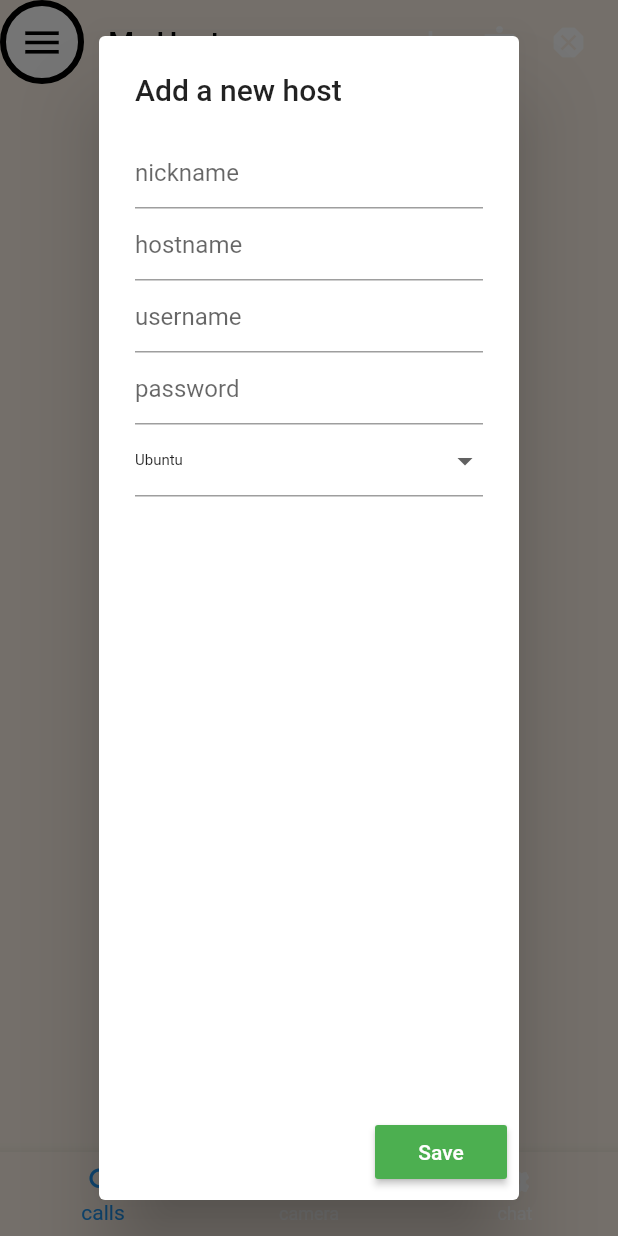
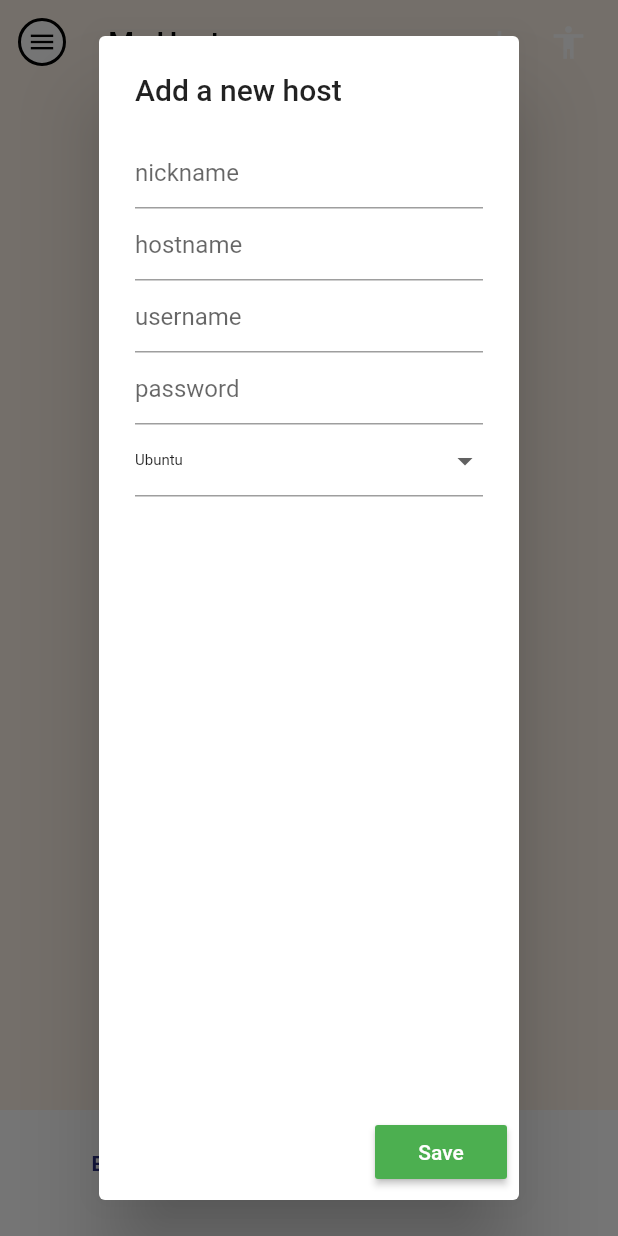
Before and after one commit to ThomasVuNguyen/comfySpace, a Flutter app: the screen it shows after launch, after a tap on the "add" icon, on a phone screen of 412 x 824 dp. Run offline on Flutter 3.47's test engine with Material 2 defaults, Android fonts, the phone set to English and light mode, and no system bars; drawn by our look-alikes of flashy_tab_bar2; our stand-ins replace animated_notch_bottom_bar, shared_preferences; missing offline and left inert: authui, dart:ffi, dartssh2, virtual_keyboard_multi_language, xterm; accounts and stored records are empty.

Commit message:
UI rehaul 1
Moving + button from appbar to bottomnavigationbar

Used flashyappbar theme
Created separate function + listener for a more responsive experience (memory usage to be monitored)

It was a hard 3 hours (should have stayed on that Udemy course)

```diff
--- a/lib/main.dart
+++ b/lib/main.dart
@@ -9,13 +9,16 @@ import 'package:virtual_keyboard_multi_language/virtual_keyboard_multi_language.
 import 'package:flutter/cupertino.dart';
 import 'package:xterm/xterm.dart';
 import 'package:shared_preferences/shared_preferences.dart';
-import 'package:string_to_color/string_to_color.dart';
+import 'package:flashy_tab_bar2/flashy_tab_bar2.dart';
+import 'package:animated_notch_bottom_bar/animated_notch_bottom_bar/animated_notch_bottom_bar.dart';
 String? nickname;
 String? hostname;
 int port = 22;
 String? username;
 String? password;
 String? color;
+int _selectedIndex = 0;
+ValueNotifier<int> reloadState = ValueNotifier(0);
 Color? currentColor; String? currentColorString;
 const bgcolor = Color(0xffFCF3E6);
 const borderColor = Colors.black;
@@ -72,26 +75,23 @@ class _WelcomePage extends State<Welcome>{
         //backgroundColor: bgcolor,
         leading: Material(
           type: MaterialType.transparency,
+          child: Padding(
+              padding: EdgeInsets.all(12.0),
               child: Ink(
                 decoration: BoxDecoration(
-              border: Border.all(color: borderColor, width: 4.0 ),
+                  border: Border.all(color: borderColor, width: 2.0 ),
                   color: cardColor,
                   shape: BoxShape.circle,
                 ),
                 child: InkWell(
-              borderRadius: BorderRadius.circular(1000.0),
+                  borderRadius: BorderRadius.circular(00.0),
                   child: const Padding(
                     padding: EdgeInsets.all(0.0),
                     child: Icon(
                       Icons.menu,
-                  size: 30.0,
+                      size: 20.0,
                       color: Colors.black,
-                ),
-              ),
-            ),
-          )
-
-        ),
+                    ),),),),),),
         actionsIconTheme: const IconThemeData(
           size: 30.0,
           color: Colors.white,
@@ -166,23 +166,12 @@ class _WelcomePage extends State<Welcome>{
                             newHost(hostname!);
                             newUser(username!);
                             newPass(password!);
-                            //distro?.add(currentDistro!);
-                            //print(distro);
-                            print(currentDistro);
                             newDistro(currentDistro!);
-                            print("distro list is" + distroList.toString());
-                            print("new name list is " + nameList.toString());
                             setState(() {
                             });
                             Navigator.pop(context);
                             currentDistro=colorMap.keys.first;
-                          }
-                      )
-                    ],
-                  );
-                });
-
-              },
+                          })],);});},
               child: const Icon(
                 Icons.add,
                 size: 26.0,
@@ -201,17 +190,6 @@ class _WelcomePage extends State<Welcome>{
                     size: 26.0,
                   )
               )),
-          Padding(padding: const EdgeInsets.only(right:20),
-              child: GestureDetector(
-                  onTap:(){ //clear all data
-                    setState(() {
-                    });
-                  },
-                  child: const Icon(
-                    Icons.dangerous,
-                    size: 26.0,
-                  )
-              ))
         ]
       ),
       body: ListView(
@@ -240,19 +218,42 @@ class _WelcomePage extends State<Welcome>{
           ),
         )),
       ),
-      bottomNavigationBar: BottomNavigationBar(
-        selectedItemColor: Colors.blue,
-        unselectedItemColor: Colors.white,
-        backgroundColor: bgcolor,
-        items:  const <BottomNavigationBarItem>[
-          BottomNavigationBarItem(icon: Icon(Icons.search), label: 'calls',),
-          BottomNavigationBarItem(icon: Icon(Icons.add), label: 'camera',),
-          BottomNavigationBarItem(icon: Icon(Icons.settings), label: 'chat',),
+      bottomNavigationBar: FlashyTabBar(
+        animationCurve: Curves.linear,
+        selectedIndex: _selectedIndex,
+        iconSize: 30,
+        showElevation: false, // use this to remove appBar's elevation
+        onItemSelected: (index){
+
+          infoBox(index, context);
+          print("wait finished");
+          reloadState.addListener(() => setState(() {
+          }));
+          reloadState.value = 0;
+        },
+        items: [
+          FlashyTabBarItem(
+            icon: Icon(Icons.event),
+            title: Text('Events'),
+          ),
+          FlashyTabBarItem(
+            icon: Image.asset(
+              "assets/homeIcon.png",
+              color: Color(0xff9496c1),
+              width: 30,
+            ),
+            title: Text('Home'),
+          ),
+          FlashyTabBarItem(
+            icon: Icon(Icons.search),
+            title: Text('Search'),
+          ),
         ],
       ),
     );
   }
 }
+
 class _TerminalPage extends State<Term> {
   late final terminal = Terminal(inputHandler: defaultInputHandler);
 
@@ -334,7 +335,6 @@ newName(String name) async{
   nameList = prefs.getStringList("listName")!;
   //print("new name"); print(nameList!);
 }
-
 newHost(String name) async{
   SharedPreferences prefs = await SharedPreferences.getInstance();
   List<String> oldHostList = prefs.getStringList("listHost")!;
@@ -343,7 +343,6 @@ newHost(String name) async{
   hostList = prefs.getStringList("listHost")!;
   //print("new host"); print(hostList!);
 }
-
 newUser(String name) async{
   SharedPreferences prefs = await SharedPreferences.getInstance();
   List<String> oldUserList = prefs.getStringList("listUser")!;
@@ -352,7 +351,6 @@ newUser(String name) async{
   userList = prefs.getStringList("listUser")!;
   //print("new user"); print(userList!);
 }
-
 newPass(String name) async{
   SharedPreferences prefs = await SharedPreferences.getInstance();
   List<String> oldPassList = prefs.getStringList("listPass")!;
@@ -361,17 +359,16 @@ newPass(String name) async{
   passList = prefs.getStringList("listPass")!;
   //print("new pass"); print(passList!);
 }
-
 newDistro(String name) async{
 
   SharedPreferences prefs = await SharedPreferences.getInstance();
   List<String> oldDistroList = prefs.getStringList("listDistro")!;
-  print("oldDistroList is " + oldDistroList.toString());
+  //print("oldDistroList is " + oldDistroList.toString());
   oldDistroList.add(name);
   prefs.setStringList("listDistro", oldDistroList);
   distroList = prefs.getStringList("listDistro")!;
-  print("new distroList is "+ distroList.toString());
-  print("new distro " + name + "added");
+  //print("new distroList is "+ distroList.toString());
+  //print("new distro " + name + "added");
 }
 clearData() async {
   SharedPreferences prefs = await SharedPreferences.getInstance();
@@ -420,6 +417,69 @@ removeItem(int index) async{
   print("new list");
   print(tempName);
 }
+infoBox(int count, BuildContext context) async{
+  if(count == 1) {
+    showDialog(
+        context: context,
+        builder: (context) => AlertDialog(
+          title: Text("Add a new host"),
+          content: Column(
+            children: [
+              TextField( onChanged: (name1){
+                nickname = name1;},
+                decoration: const InputDecoration(hintText: "nickname"), textInputAction: TextInputAction.next,
+              ),
+              TextField( onChanged: (host1){
+                hostname = host1;},
+                decoration: const InputDecoration(hintText: "hostname"), textInputAction: TextInputAction.next,
+              ),
+              TextField( onChanged: (user1){
+                username = user1;},
+                decoration: const InputDecoration(hintText: "username"), textInputAction: TextInputAction.next,
+              ),
+              TextField( onChanged: (pass1){
+                password = pass1;},
+                decoration: const InputDecoration(hintText: "password"), textInputAction: TextInputAction.next,
+              ),
+              DropdownButtonFormField<String> (
+                value: colorMap.keys.toList()![0],
+                items: colorMap.keys.toList()!.map<DropdownMenuItem<String>>((String value) {
+                  return DropdownMenuItem<String>(
+                    value: value,
+                    child: Text(
+                      value,
+                      style: const TextStyle(fontSize: 10),
+                    ),
+                  );
+                }).toList(),
+                onChanged: (String? value){
+                  currentDistro = value!;
+                  print("changed$currentDistro");
+                },
+              ),
+            ],
+        ),
+          actions: <Widget>[
+            MaterialButton(
+                color: Colors.green,
+                textColor: Colors.white,
+                child: const Text("Save"),
+                onPressed: (){
+                  newName(nickname!);
+                  newHost(hostname!);
+                  newUser(username!);
+                  newPass(password!);
+                  newDistro(currentDistro);
+                  print("saved");
+                  print("popped 1");
+                  currentDistro=colorMap.keys.first;
+                  reloadState.value = 1;
+                  Navigator.of(context, rootNavigator:true).pop();
+                })],
+        )
+    );
+  }
+}
 
 
 
--- a/pubspec.yaml
+++ b/pubspec.yaml
@@ -18,6 +18,8 @@ dependencies:
   virtual_keyboard_multi_language: ^1.0.3
   shared_preferences: ^2.1.0
   string_to_color: ^2.0.0
+  flashy_tab_bar2: ^0.0.6
+  animated_notch_bottom_bar: ^0.0.6
 
 dev_dependencies:
   flutter_test:
```
Also changed, not shown: pubspec.lock. Lines whose indentation alone changed are shown as unchanged.
